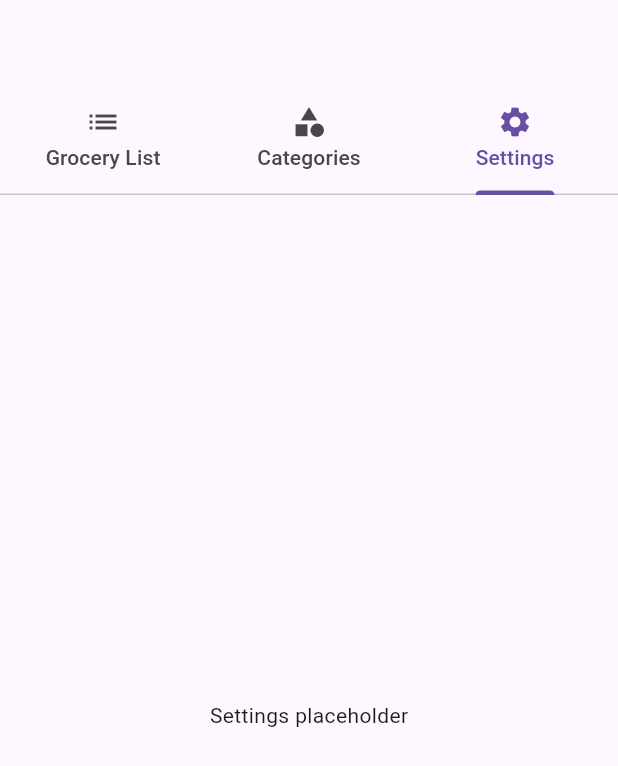
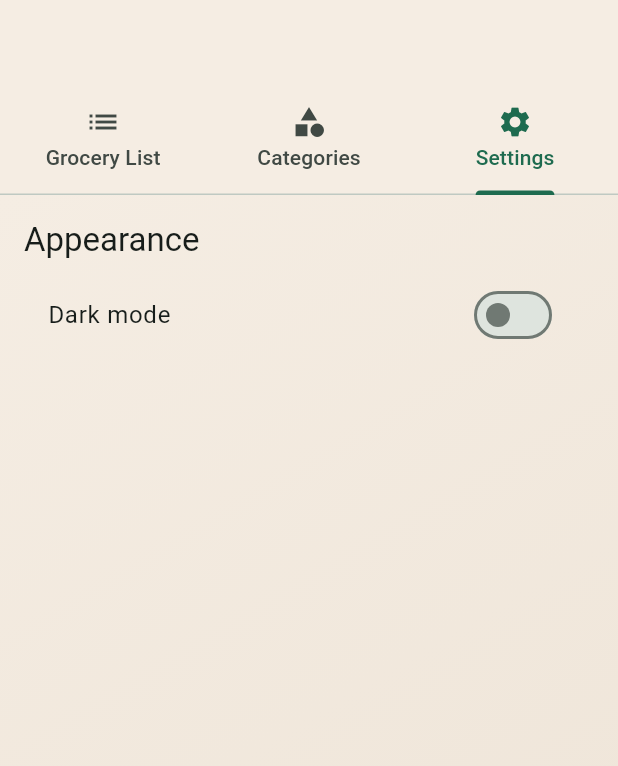
Before and after one commit to funkywhale/project01_groceryapp, a Flutter app: the screen it shows after launch, tab 3 chosen, on a phone screen of 412 x 824 dp. Shown: the top 766 px of the screen. Run offline on Flutter 3.47's test engine with Material 3 defaults, Android fonts, the phone set to English and light mode, and no system bars; our stand-ins replace shared_preferences.

Commit message:
Added dark theme toggle to settings and some bugfixes

```diff
--- a/lib/main.dart
+++ b/lib/main.dart
@@ -1,4 +1,5 @@
 import 'package:flutter/material.dart';
+import 'package:shared_preferences/shared_preferences.dart';
 import 'models/grocery_list_model.dart';
 import 'screens/main_tabs.dart';
 
@@ -13,12 +14,16 @@ class MyApp extends StatefulWidget {
 
 class _MyAppState extends State<MyApp> {
   final GroceryListModel model = GroceryListModel();
+  ThemeMode _themeMode = ThemeMode.light;
+
+  static const _themePrefKey = 'app_theme_mode_v1';
 
   @override
   void initState() {
     super.initState();
     model.addListener(() => setState(() {}));
     model.loadFromPrefs();
+    _loadTheme();
   }
 
   @override
@@ -27,11 +32,87 @@ class _MyAppState extends State<MyApp> {
     super.dispose();
   }
 
+  Future<void> _loadTheme() async {
+    try {
+      final prefs = await SharedPreferences.getInstance();
+      final v = prefs.getString(_themePrefKey);
+      setState(() {
+        _themeMode = switch (v) {
+          'dark' => ThemeMode.dark,
+          'light' => ThemeMode.light,
+          'system' => ThemeMode.system,
+          _ => ThemeMode.light,
+        };
+      });
+    } catch (_) {
+      // ignore
+    }
+  }
+
+  Future<void> _setThemeMode(ThemeMode mode) async {
+    setState(() => _themeMode = mode);
+    try {
+      final prefs = await SharedPreferences.getInstance();
+      await prefs.setString(_themePrefKey, switch (mode) {
+        ThemeMode.dark => 'dark',
+        ThemeMode.system => 'system',
+        _ => 'light',
+      });
+    } catch (_) {
+      // ignore
+    }
+  }
+
+  ThemeData _buildLightTheme() {
+    const primary = Color(0xFF5A7D6C);
+    const surface = Color(0xFFF5EDE3);
+    const surface2 = Color(0xFFEDE3D6);
+    final scheme = ColorScheme.fromSeed(
+      seedColor: primary,
+      brightness: Brightness.light,
+      surface: surface,
+    );
+    return ThemeData(
+      colorScheme: scheme,
+      scaffoldBackgroundColor: surface,
+      appBarTheme: const AppBarTheme(
+        backgroundColor: surface,
+        foregroundColor: Colors.black87,
+        elevation: 0,
+      ),
+      chipTheme: const ChipThemeData(backgroundColor: surface2),
+      useMaterial3: true,
+    );
+  }
+
+  ThemeData _buildDarkTheme() {
+    final scheme = ColorScheme.fromSeed(
+      seedColor: const Color(0xFF7FB8A8),
+      brightness: Brightness.dark,
+    );
+    return ThemeData(
+      colorScheme: scheme,
+      scaffoldBackgroundColor: const Color(0xFF111315),
+      appBarTheme: const AppBarTheme(
+        backgroundColor: Color(0xFF111315),
+        foregroundColor: Colors.white,
+        elevation: 0,
+      ),
+      useMaterial3: true,
+    );
+  }
+
   @override
   Widget build(BuildContext context) {
     return MaterialApp(
-      theme: ThemeData(primarySwatch: Colors.green),
-      home: MainTabs(model: model),
+      theme: _buildLightTheme(),
+      darkTheme: _buildDarkTheme(),
+      themeMode: _themeMode,
+      home: MainTabs(
+        model: model,
+        themeMode: _themeMode,
+        onThemeModeChanged: _setThemeMode,
+      ),
     );
   }
 }
--- a/lib/models/grocery_catalog.dart
+++ b/lib/models/grocery_catalog.dart
@@ -216,6 +216,7 @@ class GroceryCatalog {
   }
 
   static const List<int> quantityOptions = <int>[
+    0,
     1,
     2,
     3,
--- a/lib/screens/main_tabs.dart
+++ b/lib/screens/main_tabs.dart
@@ -5,8 +5,15 @@ import '../widgets/grocery_tile.dart';
 
 class MainTabs extends StatefulWidget {
   final GroceryListModel model;
+  final ThemeMode themeMode;
+  final ValueChanged<ThemeMode> onThemeModeChanged;
 
-  const MainTabs({super.key, required this.model});
+  const MainTabs({
+    super.key,
+    required this.model,
+    required this.themeMode,
+    required this.onThemeModeChanged,
+  });
 
   @override
   State<MainTabs> createState() => _MainTabsState();
@@ -93,6 +100,20 @@ class _MainTabsState extends State<MainTabs>
       ),
       body: Stack(
         children: [
+          // Background gradient depending on light/dark theme
+          Positioned.fill(
+            child: DecoratedBox(
+              decoration: BoxDecoration(
+                gradient: LinearGradient(
+                  begin: Alignment.topLeft,
+                  end: Alignment.bottomRight,
+                  colors: Theme.of(context).brightness == Brightness.light
+                      ? const [Color(0xFFF5EDE3), Color(0xFFEDE3D6)]
+                      : const [Color(0xFF0E1113), Color(0xFF15191C)],
+                ),
+              ),
+            ),
+          ),
           TabBarView(
             controller: _tabController,
             children: [
@@ -102,7 +123,10 @@ class _MainTabsState extends State<MainTabs>
                 selectedCategory: _selectedCategory,
               ),
               CategoryTab(model: widget.model, onSelected: _onCategorySelected),
-              const SettingsTab(),
+              SettingsTab(
+                themeMode: widget.themeMode,
+                onThemeModeChanged: widget.onThemeModeChanged,
+              ),
             ],
           ),
           SafeArea(
@@ -329,10 +353,30 @@ class CategoryTab extends StatelessWidget {
 }
 
 class SettingsTab extends StatelessWidget {
-  const SettingsTab({super.key});
+  final ThemeMode themeMode;
+  final ValueChanged<ThemeMode> onThemeModeChanged;
+
+  const SettingsTab({
+    super.key,
+    required this.themeMode,
+    required this.onThemeModeChanged,
+  });
 
   @override
   Widget build(BuildContext context) {
-    return const Center(child: Text('Settings placeholder'));
+    final isDark = themeMode == ThemeMode.dark;
+    return ListView(
+      padding: const EdgeInsets.all(16),
+      children: [
+        Text('Appearance', style: Theme.of(context).textTheme.titleLarge),
+        const SizedBox(height: 8),
+        SwitchListTile(
+          title: const Text('Dark mode'),
+          value: isDark,
+          onChanged: (v) =>
+              onThemeModeChanged(v ? ThemeMode.dark : ThemeMode.light),
+        ),
+      ],
+    );
   }
 }
--- a/lib/widgets/grocery_tile.dart
+++ b/lib/widgets/grocery_tile.dart
@@ -31,7 +31,7 @@ class GroceryTile extends StatelessWidget {
       ),
       title: Text(item.name, style: textStyle),
       subtitle: Text(
-        '${item.quantity} • ${item.category}${item.notes != null && item.notes!.isNotEmpty ? ' • ${item.notes}' : ''}',
+        'Qty: ${item.quantity}            ${item.notes != null && item.notes!.isNotEmpty ? ' • ${item.notes}' : ''}',
       ),
       trailing: Row(
         mainAxisSize: MainAxisSize.min,
```
